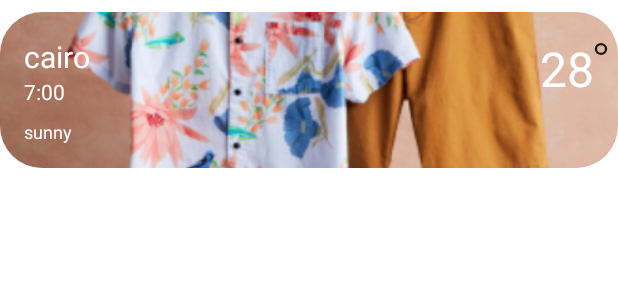
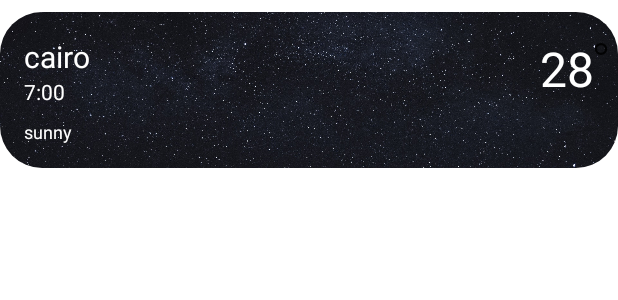
Before and after one commit to AndrewAboalhana/WeatherApp, an Android app: the layout item_search.xml on its own in the app's theme, with its tools: preview values and no code run, on a phone screen of 412 x 824 dp. Shown: the top 300 px of the screen. Run offline under Robolectric (Android 15) with nearby library versions, the phone set to English and light mode, and no system bars; Roboto replaces fonts that are not available here.

Commit message:
enhancement on the code

```diff
--- a/app/src/main/java/com/example/weatherapp/presenter/SearchPresenter.kt
+++ b/app/src/main/java/com/example/weatherapp/presenter/SearchPresenter.kt
@@ -28,7 +28,7 @@ class SearchPresenter(
                     val data = Gson().fromJson(jsonString, WeatherData::class.java)
                     val weatherData = listOf(data)
                     if (response.code == 400){ view.showCityNotFoundError() }
-                    view.onTeamTasksSuccess(weatherData)
+                    view.onSearchSuccess(weatherData)
                     view.onSearchSuccess()
                 }
                 view.hideLoading()
--- a/app/src/main/java/com/example/weatherapp/ui/base/fragments/all/search_fragment/ISearchView.kt
+++ b/app/src/main/java/com/example/weatherapp/ui/base/fragments/all/search_fragment/ISearchView.kt
@@ -8,5 +8,5 @@ interface ISearchView {
     fun onSearchSuccess()
     fun onSearchFailure(error: String)
     fun showCityNotFoundError()
-    fun onTeamTasksSuccess(searchData: List<WeatherData>)
+    fun onSearchSuccess(searchData: List<WeatherData>)
 }
--- a/app/src/main/java/com/example/weatherapp/ui/base/fragments/all/search_fragment/SearchFragment.kt
+++ b/app/src/main/java/com/example/weatherapp/ui/base/fragments/all/search_fragment/SearchFragment.kt
@@ -77,7 +77,7 @@ class SearchFragment : BaseFragment<FragmentSearchBinding>(),ISearchView,SearchL
     }
 
 
-    override fun onTeamTasksSuccess(searchData: List<WeatherData>) {
+    override fun onSearchSuccess(searchData: List<WeatherData>) {
         displayTeamTasks(searchData)
     }
 
--- a/app/src/main/java/com/example/weatherapp/ui/base/fragments/all/start_fragment/IStartView.kt
+++ b/app/src/main/java/com/example/weatherapp/ui/base/fragments/all/start_fragment/IStartView.kt
@@ -8,6 +8,5 @@ interface IStartView {
     fun hideLoading()
     fun onStartSuccess()
     fun onStartFailure(error: String)
-    fun showCityNotFoundError()
     fun navigateToDetailsFragment(data: WeatherData)
 }
--- a/app/src/main/res/layout/item_search.xml
+++ b/app/src/main/res/layout/item_search.xml
@@ -4,7 +4,7 @@
     xmlns:app="http://schemas.android.com/apk/res-auto"
     xmlns:tools="http://schemas.android.com/tools"
     android:layout_width="match_parent"
-    android:layout_height="104dp"
+    android:layout_height="@dimen/item_search_height"
     android:layout_marginTop="@dimen/spacing_normal"
     app:cardCornerRadius="@dimen/radius_medium"
     app:cardElevation="@dimen/zero">
@@ -14,11 +14,12 @@
         android:layout_height="wrap_content">
 
         <ImageView
+            android:contentDescription="@string/search_card"
             android:id="@+id/image_view_day"
             android:layout_width="match_parent"
             android:layout_height="match_parent"
             android:scaleType="centerCrop"
-            tools:src="@drawable/summer"
+            tools:src="@drawable/night"
             app:layout_constraintBottom_toBottomOf="parent"
             app:layout_constraintEnd_toEndOf="parent"
             app:layout_constraintHorizontal_bias="1.0"
@@ -30,8 +31,8 @@
             android:id="@+id/text_view_city_name"
             android:layout_width="wrap_content"
             android:layout_height="wrap_content"
-            android:layout_marginStart="16dp"
-            android:layout_marginTop="16dp"
+            android:layout_marginStart="@dimen/spacing_medium"
+            android:layout_marginTop="@dimen/spacing_medium"
             android:fontFamily="@font/roboto_medium"
             tools:text="cairo"
             android:textColor="@color/white"
@@ -55,8 +56,8 @@
             android:id="@+id/text_view_weather_description"
             android:layout_width="wrap_content"
             android:layout_height="wrap_content"
-            android:layout_marginStart="16dp"
-            android:layout_marginBottom="16dp"
+            android:layout_marginStart="@dimen/spacing_medium"
+            android:layout_marginBottom="@dimen/spacing_medium"
             android:fontFamily="@font/roboto"
             tools:text="sunny"
             android:textColor="@color/white"
@@ -71,13 +72,14 @@
             android:layout_marginTop="@dimen/spacing_medium"
             android:layout_marginEnd="@dimen/spacing_medium"
             android:fontFamily="@font/roboto_medium"
-            android:text="28"
+            tools:text="28"
             android:textColor="@color/white"
             android:textSize="@dimen/font_size_title_x_x_large"
             app:layout_constraintEnd_toEndOf="parent"
             app:layout_constraintTop_toTopOf="parent" />
 
         <ImageView
+            android:contentDescription="@string/degree"
             android:layout_width="wrap_content"
             android:layout_height="wrap_content"
             android:src="@drawable/degree"
--- a/app/src/main/res/values/dimens.xml
+++ b/app/src/main/res/values/dimens.xml
@@ -20,4 +20,10 @@
 
 <dimen name="radius_normal">16dp</dimen>
 <dimen name="radius_medium">28dp</dimen>
+    <dimen name="colthes_height">300dp</dimen>
+    <dimen name="wheather_image_width">124dp</dimen>
+    <dimen name="image_wheather_height">124dp</dimen>
+    <dimen name="search_width">32dp</dimen>
+    <dimen name="search_height">32dp</dimen>
+    <dimen name="item_search_height">104dp</dimen>
 </resources>
--- a/app/src/main/res/values/strings.xml
+++ b/app/src/main/res/values/strings.xml
@@ -8,10 +8,13 @@
     <string name="sun">sun</string>
     <string name="suggested_clothes">Suggested Clothes</string>
     <string name="weather_state">weather_state</string>
-    <string name="feels_like">Feels like</string>
+    <string name="feels_like">Feels</string>
     <string name="humidity">Humidity</string>
     <string name="rain">Rain</string>
     <string name="uv">UV</string>
     <string name="wind">Wind</string>
+    <string name="degree">degree</string>
+    <string name="search_card">search_card</string>
+
 
 </resources>
```
Also changed, not shown: app/src/main/java/com/example/weatherapp/presenter/StartPresenter.kt (+4 -6 lines), app/src/main/java/com/example/weatherapp/ui/base/fragments/all/details_fragment/DetailsFragment.kt (+57 -33 lines), app/src/main/java/com/example/weatherapp/ui/base/fragments/all/start_fragment/StartFragment.kt (+4 -22 lines), app/src/main/res/layout/fragment_details.xml (+9 -5 lines).
